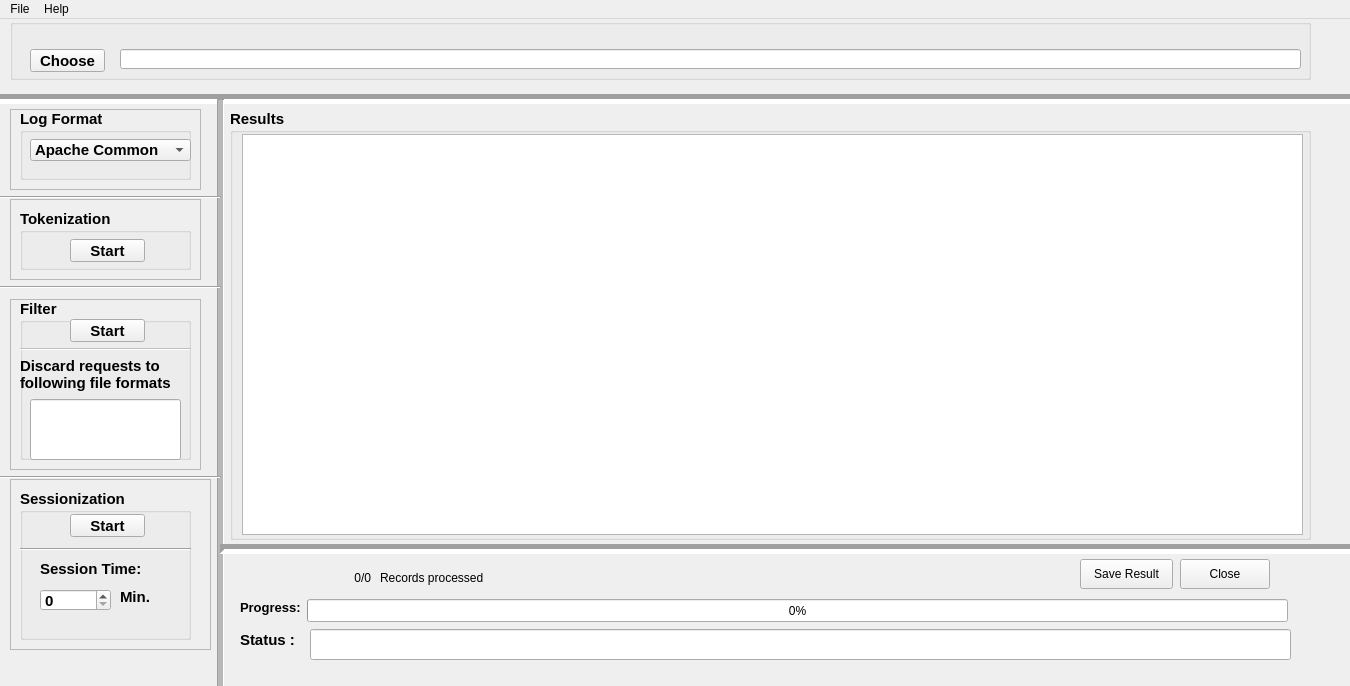
This is ui_mainwindow.ui in jarifibrahim/projectStuff as Qt 5 draws it before an edit. The edited form follows.
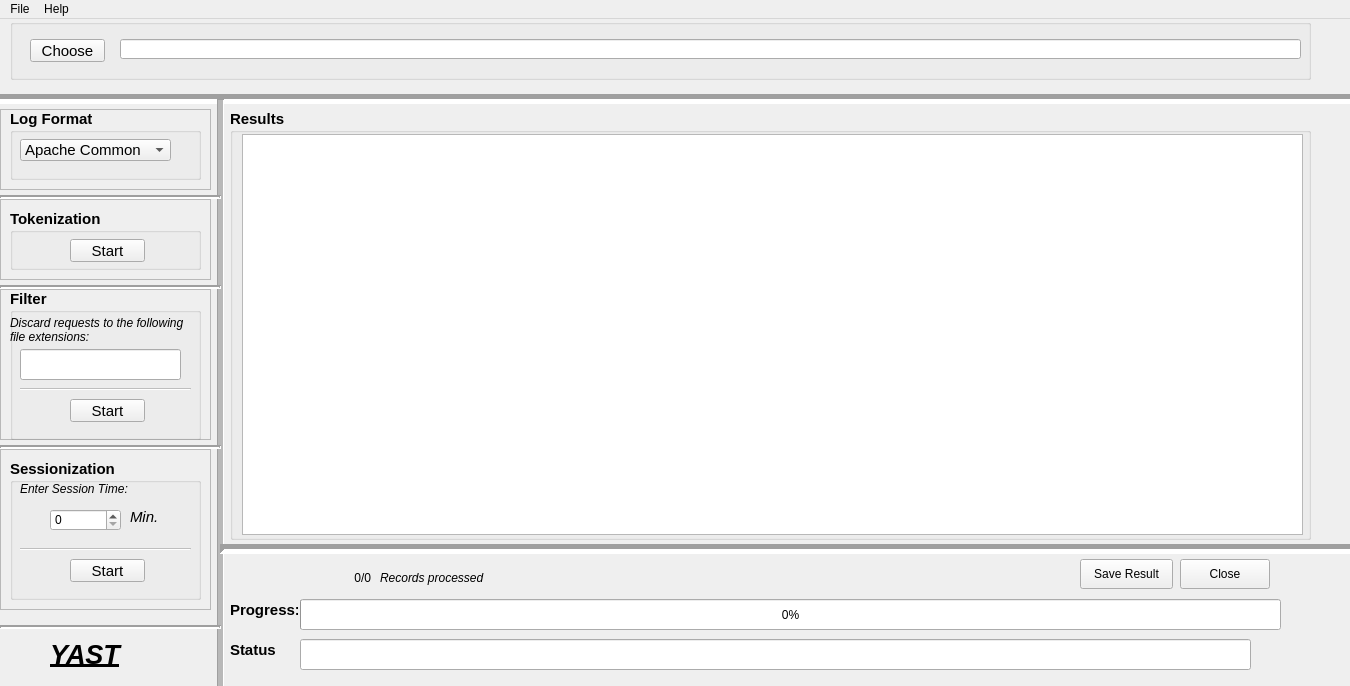
This is the edited form.

Patch:
```diff
--- a/ui_mainwindow.ui
+++ b/ui_mainwindow.ui
@@ -217,7 +217,7 @@
      <property name="geometry">
       <rect>
        <x>110</x>
-       <y>30</y>
+       <y>20</y>
        <width>1181</width>
        <height>20</height>
       </rect>
@@ -234,16 +234,28 @@
        <height>20</height>
       </size>
      </property>
+     <property name="font">
+      <font>
+       <weight>50</weight>
+       <bold>false</bold>
+      </font>
+     </property>
     </widget>
     <widget class="QPushButton" name="B_choose_file">
      <property name="geometry">
       <rect>
        <x>20</x>
-       <y>30</y>
+       <y>20</y>
        <width>75</width>
        <height>23</height>
       </rect>
      </property>
+     <property name="font">
+      <font>
+       <weight>50</weight>
+       <bold>false</bold>
+      </font>
+     </property>
      <property name="text">
       <string>Choose</string>
      </property>
@@ -255,10 +267,10 @@
     </property>
     <property name="geometry">
      <rect>
-      <x>10</x>
-      <y>460</y>
-      <width>201</width>
-      <height>171</height>
+      <x>0</x>
+      <y>430</y>
+      <width>211</width>
+      <height>161</height>
      </rect>
     </property>
     <property name="minimumSize">
@@ -287,8 +299,8 @@
       <rect>
        <x>10</x>
        <y>10</y>
-       <width>171</width>
-       <height>151</height>
+       <width>191</width>
+       <height>141</height>
       </rect>
      </property>
      <property name="minimumSize">
@@ -313,80 +325,35 @@
      <property name="title">
       <string>Sessionization</string>
      </property>
-     <widget class="QPushButton" name="B_SStart">
-      <property name="enabled">
-       <bool>true</bool>
-      </property>
-      <property name="geometry">
-       <rect>
-        <x>50</x>
-        <y>25</y>
-        <width>75</width>
-        <height>23</height>
-       </rect>
-      </property>
-      <property name="minimumSize">
-       <size>
-        <width>75</width>
-        <height>0</height>
-       </size>
-      </property>
-      <property name="maximumSize">
-       <size>
-        <width>16777215</width>
-        <height>23</height>
-       </size>
-      </property>
-      <property name="text">
-       <string>Start</string>
-      </property>
-     </widget>
-     <widget class="Line" name="session_seperator">
-      <property name="geometry">
-       <rect>
-        <x>0</x>
-        <y>50</y>
-        <width>171</width>
-        <height>20</height>
-       </rect>
-      </property>
-      <property name="minimumSize">
-       <size>
-        <width>171</width>
-        <height>0</height>
-       </size>
-      </property>
-      <property name="maximumSize">
-       <size>
-        <width>16777215</width>
-        <height>20</height>
-       </size>
-      </property>
-      <property name="orientation">
-       <enum>Qt::Horizontal</enum>
-      </property>
-     </widget>
      <widget class="QLabel" name="session_time_label">
       <property name="enabled">
        <bool>true</bool>
       </property>
       <property name="geometry">
        <rect>
-        <x>20</x>
-        <y>70</y>
+        <x>10</x>
+        <y>20</y>
         <width>111</width>
         <height>20</height>
        </rect>
       </property>
+      <property name="font">
+       <font>
+        <pointsize>9</pointsize>
+        <weight>50</weight>
+        <italic>true</italic>
+        <bold>false</bold>
+       </font>
+      </property>
       <property name="text">
-       <string>Session Time:</string>
+       <string>Enter Session Time:</string>
       </property>
      </widget>
      <widget class="QSpinBox" name="time_spinBox">
       <property name="geometry">
        <rect>
-        <x>20</x>
-        <y>100</y>
+        <x>40</x>
+        <y>50</y>
         <width>71</width>
         <height>22</height>
        </rect>
@@ -403,28 +370,104 @@
         <height>22</height>
        </size>
       </property>
+      <property name="font">
+       <font>
+        <pointsize>9</pointsize>
+        <weight>50</weight>
+        <bold>false</bold>
+       </font>
+      </property>
      </widget>
      <widget class="QLabel" name="minute_label">
       <property name="geometry">
        <rect>
-        <x>100</x>
-        <y>100</y>
+        <x>120</x>
+        <y>50</y>
         <width>31</width>
         <height>16</height>
        </rect>
       </property>
+      <property name="font">
+       <font>
+        <weight>50</weight>
+        <italic>true</italic>
+        <bold>false</bold>
+       </font>
+      </property>
       <property name="text">
        <string>Min.</string>
       </property>
      </widget>
+     <widget class="QPushButton" name="B_SStart">
+      <property name="enabled">
+       <bool>true</bool>
+      </property>
+      <property name="geometry">
+       <rect>
+        <x>60</x>
+        <y>100</y>
+        <width>75</width>
+        <height>23</height>
+       </rect>
+      </property>
+      <property name="minimumSize">
+       <size>
+        <width>75</width>
+        <height>0</height>
+       </size>
+      </property>
+      <property name="maximumSize">
+       <size>
+        <width>16777215</width>
+        <height>23</height>
+       </size>
+      </property>
+      <property name="font">
+       <font>
+        <weight>50</weight>
+        <bold>false</bold>
+       </font>
+      </property>
+      <property name="text">
+       <string>Start</string>
+      </property>
+     </widget>
+     <widget class="Line" name="line_seperator_2">
+      <property name="enabled">
+       <bool>false</bool>
+      </property>
+      <property name="geometry">
+       <rect>
+        <x>10</x>
+        <y>80</y>
+        <width>171</width>
+        <height>20</height>
+       </rect>
+      </property>
+      <property name="minimumSize">
+       <size>
+        <width>171</width>
+        <height>0</height>
+       </size>
+      </property>
+      <property name="maximumSize">
+       <size>
+        <width>16777215</width>
+        <height>20</height>
+       </size>
+      </property>
+      <property name="orientation">
+       <enum>Qt::Horizontal</enum>
+      </property>
+     </widget>
     </widget>
    </widget>
    <widget class="QFrame" name="log_frame">
     <property name="geometry">
      <rect>
-      <x>10</x>
+      <x>0</x>
       <y>90</y>
-      <width>191</width>
+      <width>211</width>
       <height>81</height>
      </rect>
     </property>
@@ -451,7 +494,7 @@
       <rect>
        <x>10</x>
        <y>0</y>
-       <width>171</width>
+       <width>191</width>
        <height>71</height>
       </rect>
      </property>
@@ -482,7 +525,7 @@
        <rect>
         <x>10</x>
         <y>30</y>
-        <width>161</width>
+        <width>151</width>
         <height>22</height>
        </rect>
       </property>
@@ -498,6 +541,13 @@
         <height>22</height>
        </size>
       </property>
+      <property name="font">
+       <font>
+        <pointsize>11</pointsize>
+        <weight>50</weight>
+        <bold>false</bold>
+       </font>
+      </property>
       <item>
        <property name="text">
         <string>Apache Common</string>
@@ -522,9 +572,9 @@
     </property>
     <property name="geometry">
      <rect>
-      <x>10</x>
+      <x>0</x>
       <y>180</y>
-      <width>191</width>
+      <width>211</width>
       <height>81</height>
      </rect>
     </property>
@@ -551,7 +601,7 @@
       <rect>
        <x>10</x>
        <y>10</y>
-       <width>171</width>
+       <width>191</width>
        <height>61</height>
       </rect>
      </property>
@@ -580,7 +630,7 @@
      <widget class="QPushButton" name="B_TStart">
       <property name="geometry">
        <rect>
-        <x>50</x>
+        <x>60</x>
         <y>30</y>
         <width>75</width>
         <height>23</height>
@@ -598,6 +648,13 @@
         <height>23</height>
        </size>
       </property>
+      <property name="font">
+       <font>
+        <pointsize>11</pointsize>
+        <weight>50</weight>
+        <bold>false</bold>
+       </font>
+      </property>
       <property name="text">
        <string>Start</string>
       </property>
@@ -610,10 +667,10 @@
     </property>
     <property name="geometry">
      <rect>
-      <x>10</x>
-      <y>280</y>
-      <width>191</width>
-      <height>171</height>
+      <x>0</x>
+      <y>270</y>
+      <width>211</width>
+      <height>151</height>
      </rect>
     </property>
     <property name="minimumSize">
@@ -634,16 +691,13 @@
     <property name="frameShadow">
      <enum>QFrame::Raised</enum>
     </property>
-    <widget class="QGroupBox" name="clean_groupBox">
-     <property name="enabled">
-      <bool>true</bool>
-     </property>
+    <widget class="QGroupBox" name="filter_groupBox">
      <property name="geometry">
       <rect>
        <x>10</x>
        <y>0</y>
-       <width>171</width>
-       <height>161</height>
+       <width>191</width>
+       <height>151</height>
       </rect>
      </property>
      <property name="minimumSize">
@@ -668,44 +722,13 @@
      <property name="title">
       <string>Filter</string>
      </property>
-     <widget class="QPushButton" name="B_CStart">
-      <property name="enabled">
-       <bool>true</bool>
-      </property>
-      <property name="geometry">
-       <rect>
-        <x>50</x>
-        <y>20</y>
-        <width>75</width>
-        <height>23</height>
-       </rect>
-      </property>
-      <property name="minimumSize">
-       <size>
-        <width>61</width>
-        <height>0</height>
-       </size>
-      </property>
-      <property name="maximumSize">
-       <size>
-        <width>16777215</width>
-        <height>23</height>
-       </size>
-      </property>
-      <property name="text">
-       <string>Start</string>
-      </property>
-     </widget>
      <widget class="QLineEdit" name="ignore_ext_lineEdit">
-      <property name="enabled">
-       <bool>true</bool>
-      </property>
       <property name="geometry">
        <rect>
         <x>10</x>
-        <y>100</y>
-        <width>151</width>
-        <height>61</height>
+        <y>60</y>
+        <width>161</width>
+        <height>31</height>
        </rect>
       </property>
      </widget>
@@ -713,13 +736,21 @@
       <property name="geometry">
        <rect>
         <x>0</x>
-        <y>55</y>
-        <width>171</width>
+        <y>20</y>
+        <width>181</width>
         <height>41</height>
        </rect>
       </property>
+      <property name="font">
+       <font>
+        <pointsize>9</pointsize>
+        <weight>50</weight>
+        <italic>true</italic>
+        <bold>false</bold>
+       </font>
+      </property>
       <property name="text">
-       <string>Discard requests to following file formats</string>
+       <string>Discard requests to the following file extensions:</string>
       </property>
       <property name="wordWrap">
        <bool>true</bool>
@@ -731,8 +762,8 @@
       </property>
       <property name="geometry">
        <rect>
-        <x>0</x>
-        <y>40</y>
+        <x>10</x>
+        <y>90</y>
         <width>171</width>
         <height>20</height>
        </rect>
@@ -753,6 +784,37 @@
        <enum>Qt::Horizontal</enum>
       </property>
      </widget>
+     <widget class="QPushButton" name="B_CStart">
+      <property name="geometry">
+       <rect>
+        <x>60</x>
+        <y>110</y>
+        <width>75</width>
+        <height>23</height>
+       </rect>
+      </property>
+      <property name="minimumSize">
+       <size>
+        <width>61</width>
+        <height>0</height>
+       </size>
+      </property>
+      <property name="maximumSize">
+       <size>
+        <width>16777215</width>
+        <height>23</height>
+       </size>
+      </property>
+      <property name="font">
+       <font>
+        <weight>50</weight>
+        <bold>false</bold>
+       </font>
+      </property>
+      <property name="text">
+       <string>Start</string>
+      </property>
+     </widget>
     </widget>
    </widget>
    <widget class="Line" name="line_4">
@@ -776,6 +838,9 @@
       <height>16</height>
      </size>
     </property>
+    <property name="lineWidth">
+     <number>2</number>
+    </property>
     <property name="orientation">
      <enum>Qt::Horizontal</enum>
     </property>
@@ -801,6 +866,9 @@
       <height>16</height>
      </size>
     </property>
+    <property name="lineWidth">
+     <number>2</number>
+    </property>
     <property name="orientation">
      <enum>Qt::Horizontal</enum>
     </property>
@@ -809,7 +877,7 @@
     <property name="geometry">
      <rect>
       <x>0</x>
-      <y>450</y>
+      <y>420</y>
       <width>221</width>
       <height>16</height>
      </rect>
@@ -826,6 +894,9 @@
       <height>16</height>
      </size>
     </property>
+    <property name="lineWidth">
+     <number>2</number>
+    </property>
     <property name="orientation">
      <enum>Qt::Horizontal</enum>
     </property>
@@ -859,9 +930,9 @@
    <widget class="QLabel" name="status_label">
     <property name="geometry">
      <rect>
-      <x>240</x>
-      <y>610</y>
-      <width>71</width>
+      <x>230</x>
+      <y>620</y>
+      <width>51</width>
       <height>21</height>
      </rect>
     </property>
@@ -873,7 +944,7 @@
      </font>
     </property>
     <property name="text">
-     <string>Status :</string>
+     <string>Status </string>
     </property>
    </widget>
    <widget class="QLineEdit" name="status_lineEdit">
@@ -882,12 +953,17 @@
     </property>
     <property name="geometry">
      <rect>
-      <x>310</x>
-      <y>610</y>
-      <width>981</width>
+      <x>300</x>
+      <y>620</y>
+      <width>951</width>
       <height>31</height>
      </rect>
     </property>
+    <property name="font">
+     <font>
+      <pointsize>11</pointsize>
+     </font>
+    </property>
     <property name="readOnly">
      <bool>true</bool>
     </property>
@@ -895,10 +971,10 @@
    <widget class="QProgressBar" name="progressBar">
     <property name="geometry">
      <rect>
-      <x>307</x>
+      <x>300</x>
       <y>580</y>
       <width>981</width>
-      <height>23</height>
+      <height>31</height>
      </rect>
     </property>
     <property name="value">
@@ -908,15 +984,15 @@
    <widget class="QLabel" name="label">
     <property name="geometry">
      <rect>
-      <x>240</x>
+      <x>230</x>
       <y>580</y>
       <width>68</width>
-      <height>17</height>
+      <height>21</height>
      </rect>
     </property>
     <property name="font">
      <font>
-      <pointsize>10</pointsize>
+      <pointsize>11</pointsize>
       <weight>75</weight>
       <bold>true</bold>
      </font>
@@ -950,10 +1026,66 @@
       <height>17</height>
      </rect>
     </property>
+    <property name="font">
+     <font>
+      <pointsize>9</pointsize>
+      <italic>true</italic>
+     </font>
+    </property>
     <property name="text">
      <string>Records processed</string>
     </property>
    </widget>
+   <widget class="QLabel" name="label_6">
+    <property name="geometry">
+     <rect>
+      <x>50</x>
+      <y>620</y>
+      <width>81</width>
+      <height>31</height>
+     </rect>
+    </property>
+    <property name="font">
+     <font>
+      <pointsize>20</pointsize>
+      <weight>75</weight>
+      <italic>true</italic>
+      <bold>true</bold>
+      <underline>true</underline>
+     </font>
+    </property>
+    <property name="text">
+     <string>YAST</string>
+    </property>
+   </widget>
+   <widget class="Line" name="line_8">
+    <property name="geometry">
+     <rect>
+      <x>0</x>
+      <y>600</y>
+      <width>221</width>
+      <height>16</height>
+     </rect>
+    </property>
+    <property name="minimumSize">
+     <size>
+      <width>221</width>
+      <height>0</height>
+     </size>
+    </property>
+    <property name="maximumSize">
+     <size>
+      <width>16777215</width>
+      <height>16</height>
+     </size>
+    </property>
+    <property name="lineWidth">
+     <number>2</number>
+    </property>
+    <property name="orientation">
+     <enum>Qt::Horizontal</enum>
+    </property>
+   </widget>
   </widget>
   <widget class="QMenuBar" name="menubar">
    <property name="geometry">
```
Left out of the diff: 10 changed lines with no effect on the pictures.
